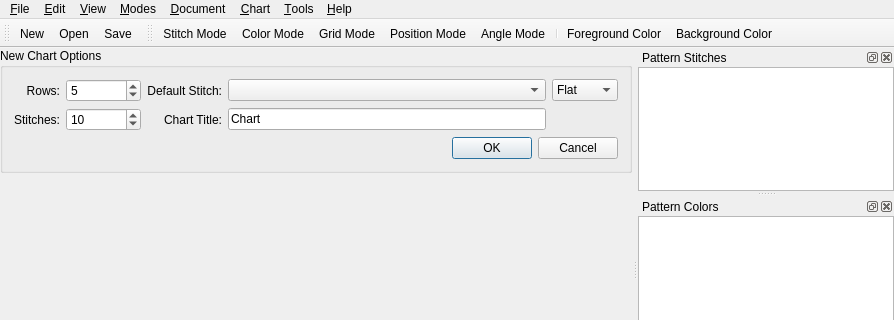
Qt form src/mainwindow.ui (iPenguin/CrochetCharts) before a commit; both pictures show x 0 to 894 and y 0 to 320 of the 894 by 511 pixel window.
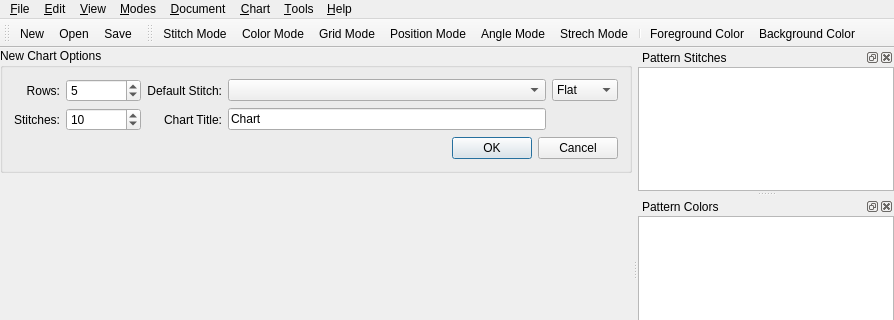
The same form after that commit. Icons and pictures are not drawn.

Commit message: Added Strech mode to ui

What changed in the file:
```diff
--- a/src/mainwindow.ui
+++ b/src/mainwindow.ui
@@ -483,6 +483,7 @@
    <addaction name="actionGridMode"/>
    <addaction name="actionPositionMode"/>
    <addaction name="actionAngleMode"/>
+   <addaction name="actionStrechMode"/>
    <addaction name="separator"/>
    <addaction name="actionColorSelectorFg"/>
    <addaction name="actionColorSelectorBg"/>
@@ -814,6 +815,17 @@
     <string>Turn the stitches on the chart</string>
    </property>
   </action>
+  <action name="actionStrechMode">
+   <property name="checkable">
+    <bool>true</bool>
+   </property>
+   <property name="text">
+    <string>Strech Mode</string>
+   </property>
+   <property name="toolTip">
+    <string>Strech the stitch</string>
+   </property>
+  </action>
  </widget>
  <layoutdefault spacing="6" margin="11"/>
  <tabstops>
```
Left out of the diff: 1 changed line with no effect on the pictures. The commit also changes 2 other files.
